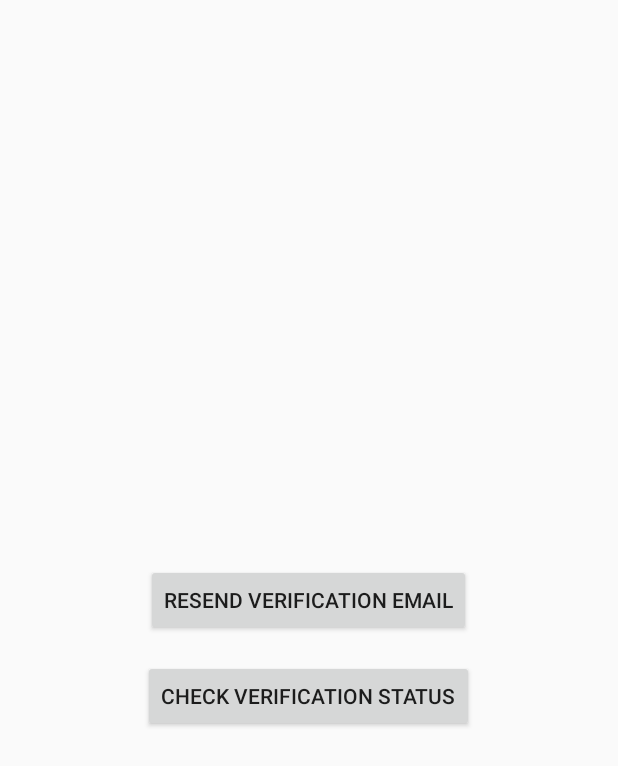
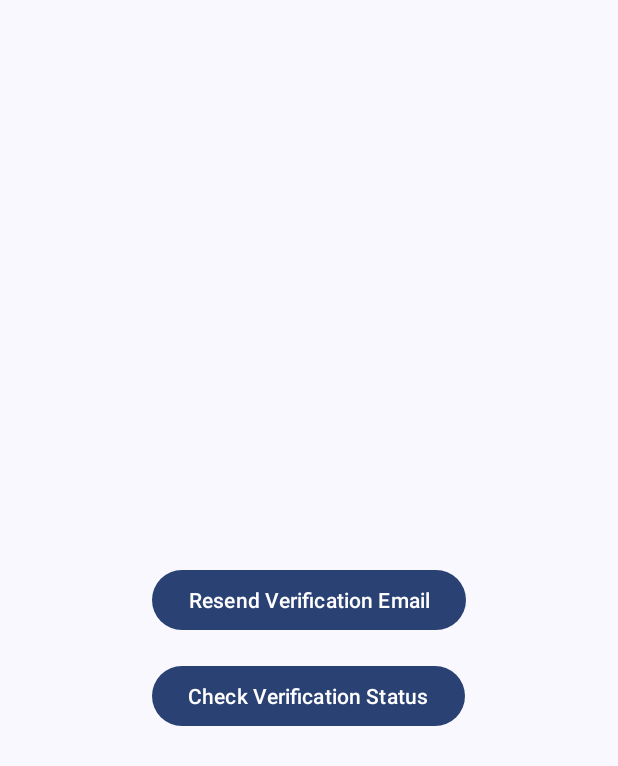
Before and after one commit to Steby5/WhatTheCatDoin, an Android app: the EmailVerificationActivity screen opened directly, with no data from a screen before it, on a phone screen of 412 x 824 dp. Shown: the top 766 px of the screen. Run offline under Robolectric (Android 15) with nearby library versions, the light colour scheme and no system bars; our stand-ins replace Firebase (no records; nobody signed in at launch, a user with empty details on screens opened directly); 1 statement that could not run was skipped.

Commit message:
Adopt Material 3 styling

```diff
--- a/app/src/main/java/si/uni_lj/fe/whatthecatdoin/ui/home/HomeFragment.kt
+++ b/app/src/main/java/si/uni_lj/fe/whatthecatdoin/ui/home/HomeFragment.kt
@@ -26,6 +26,7 @@ class HomeFragment : Fragment() {
         private lateinit var swipeRefreshLayout: SwipeRefreshLayout
         private lateinit var filterButton: Button
         private lateinit var scrollToTopButton: FloatingActionButton
+        private lateinit var emptyStateTextView: View
         private var showAllPosts: Boolean = true
         private var isAdmin: Boolean = false
 
@@ -41,6 +42,7 @@ class HomeFragment : Fragment() {
                 swipeRefreshLayout = view.findViewById(R.id.swipeRefreshLayout)
                 filterButton = view.findViewById(R.id.filterButton)
                 scrollToTopButton = view.findViewById(R.id.scrollToTopButton)
+                emptyStateTextView = view.findViewById(R.id.emptyStateTextView)
                 postList = mutableListOf()
 		adapter = RecyclerViewAdapter(postList)
 		recyclerView.layoutManager = LinearLayoutManager(context)
@@ -98,6 +100,7 @@ class HomeFragment : Fragment() {
 					}
                                         postList.sortByDescending { it.timestamp }
                                         adapter.notifyDataSetChanged()
+                                        emptyStateTextView.visibility = if (postList.isEmpty()) View.VISIBLE else View.GONE
                                         onComplete?.invoke()
                                 }
                                 .addOnFailureListener {
@@ -117,6 +120,7 @@ class HomeFragment : Fragment() {
 								}
                                                                 postList.sortByDescending { it.timestamp }
                                                                 adapter.notifyDataSetChanged()
+                                                                emptyStateTextView.visibility = if (postList.isEmpty()) View.VISIBLE else View.GONE
                                                                 onComplete?.invoke()
                                                         }
                                                         .addOnFailureListener {
@@ -125,6 +129,7 @@ class HomeFragment : Fragment() {
                                         } else {
                                                 postList.clear()
                                                 adapter.notifyDataSetChanged()
+                                                emptyStateTextView.visibility = View.VISIBLE
                                                 onComplete?.invoke()
                                         }
                                 }
--- a/app/src/main/res/layout/activity_comments.xml
+++ b/app/src/main/res/layout/activity_comments.xml
@@ -21,8 +21,8 @@
 		android:textColorHint="@color/black"
 		android:hint="Write a comment" />
 
-	<Button
-		android:id="@+id/addCommentButton"
+    <com.google.android.material.button.MaterialButton
+        android:id="@+id/addCommentButton"
 		android:layout_width="match_parent"
 		android:layout_height="wrap_content"
 		android:textColor="@color/black"
--- a/app/src/main/res/layout/activity_email_verification.xml
+++ b/app/src/main/res/layout/activity_email_verification.xml
@@ -14,15 +14,15 @@
 		android:textSize="18sp"
 		android:layout_marginBottom="16dp"/>
 
-	<Button
-		android:id="@+id/resendEmailButton"
+    <com.google.android.material.button.MaterialButton
+        android:id="@+id/resendEmailButton"
 		android:layout_width="wrap_content"
 		android:layout_height="wrap_content"
 		android:text="Resend Verification Email"
 		android:layout_marginBottom="16dp"/>
 
-	<Button
-		android:id="@+id/checkVerificationButton"
+    <com.google.android.material.button.MaterialButton
+        android:id="@+id/checkVerificationButton"
 		android:layout_width="wrap_content"
 		android:layout_height="wrap_content"
 		android:text="Check Verification Status"/>
--- a/app/src/main/res/layout/fragment_post_detail.xml
+++ b/app/src/main/res/layout/fragment_post_detail.xml
@@ -7,15 +7,15 @@
 	android:background="@drawable/rounded_rectangle"
 	android:backgroundTint="@color/secondary_variant">
 
-	<androidx.appcompat.widget.Toolbar
-		android:id="@+id/toolbar"
+        <com.google.android.material.appbar.MaterialToolbar
+                android:id="@+id/toolbar"
 		android:layout_width="match_parent"
 		android:layout_height="?attr/actionBarSize"
 		android:background="@drawable/rounded_rectangle"
 		android:backgroundTint="@color/secondary"
 		app:navigationIcon="@drawable/ic_back"
 		app:title="Post Details"
-		app:titleTextColor="@android:color/white" />
+                app:titleTextColor="@android:color/white" />
 
 	<ScrollView
 		android:layout_width="match_parent"
--- a/app/src/main/res/values/colors.xml
+++ b/app/src/main/res/values/colors.xml
@@ -1,8 +1,11 @@
 <resources>
-	<color name="primary">#CDB4DB</color>
-	<color name="primary_variant">#FFC8DD</color>
-	<color name="secondary">#A2D2FF</color>
-	<color name="secondary_variant">#C1E1C1</color>
-	<color name="white">#FFFFFF</color>
-	<color name="black">#000000</color>
+    <color name="primary">#6750A4</color>
+    <color name="onPrimary">#FFFFFF</color>
+    <color name="secondary">#005B4F</color>
+    <color name="onSecondary">#FFFFFF</color>
+    <color name="secondary_variant">#4E8C70</color>
+    <color name="surface">#FFFBFE</color>
+    <color name="onSurface">#1C1B1F</color>
+    <color name="white">#FFFFFF</color>
+    <color name="black">#000000</color>
 </resources>
--- a/app/src/main/res/values/styles.xml
+++ b/app/src/main/res/values/styles.xml
@@ -8,9 +8,12 @@
 		<item name="cornerFamily">rounded</item>
 		<item name="cornerSize">50%</item>
 	</style>
-	<style name="AppTheme" parent="Theme.AppCompat.DayNight.NoActionBar">
-		<!-- Customize your theme here. -->
-		<item name="colorPrimary">@color/black</item>
-		<item name="colorPrimaryVariant">@color/white</item>
-	</style>
+        <style name="AppTheme" parent="Theme.Material3.DayNight.NoActionBar">
+                <item name="colorPrimary">@color/primary</item>
+                <item name="colorOnPrimary">@color/onPrimary</item>
+                <item name="colorSecondary">@color/secondary</item>
+                <item name="colorOnSecondary">@color/onSecondary</item>
+                <item name="colorSurface">@color/surface</item>
+                <item name="colorOnSurface">@color/onSurface</item>
+        </style>
 </resources>
```
Also changed, not shown: app/src/main/java/si/uni_lj/fe/whatthecatdoin/App.kt (+6 -4 lines), app/src/main/java/si/uni_lj/fe/whatthecatdoin/ui/comments/CommentsActivity.kt (+8 -2 lines), app/src/main/res/layout/activity_login.xml (+6 -6 lines), app/src/main/res/layout/activity_register.xml (+4 -4 lines), app/src/main/res/layout/fragment_home.xml (+13 -3 lines), app/src/main/res/layout/fragment_profile.xml (+4 -4 lines). Lines whose indentation alone changed are shown as unchanged.
